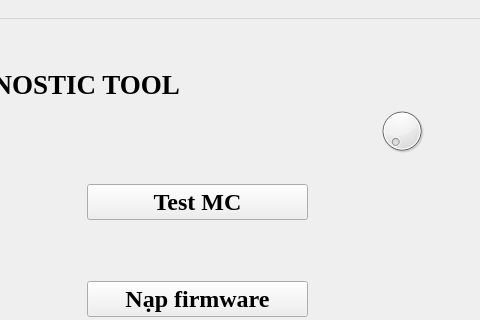
The window that mainwindow.ui (CongPV121/SDT) describes before a commit, drawn with Qt 5; both pictures show x 393 to 873 and y 0 to 320 of the 873 by 551 pixel window.
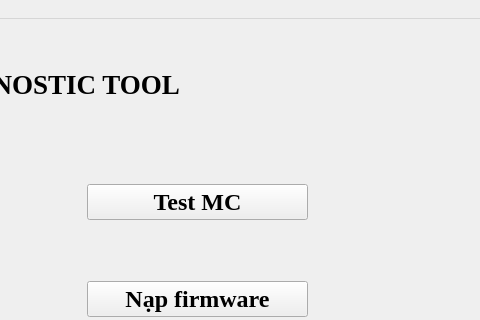
The same window after the commit. Icons and pictures are not drawn.

What changed in the file:
```diff
--- a/mainwindow.ui
+++ b/mainwindow.ui
@@ -193,16 +193,6 @@
      </item>
     </layout>
    </widget>
-   <widget class="QDial" name="dial">
-    <property name="geometry">
-     <rect>
-      <x>770</x>
-      <y>80</y>
-      <width>50</width>
-      <height>64</height>
-     </rect>
-    </property>
-   </widget>
   </widget>
   <widget class="QMenuBar" name="menubar">
    <property name="geometry">
```
Left out of the diff: 19 changed lines with no effect on the pictures.
